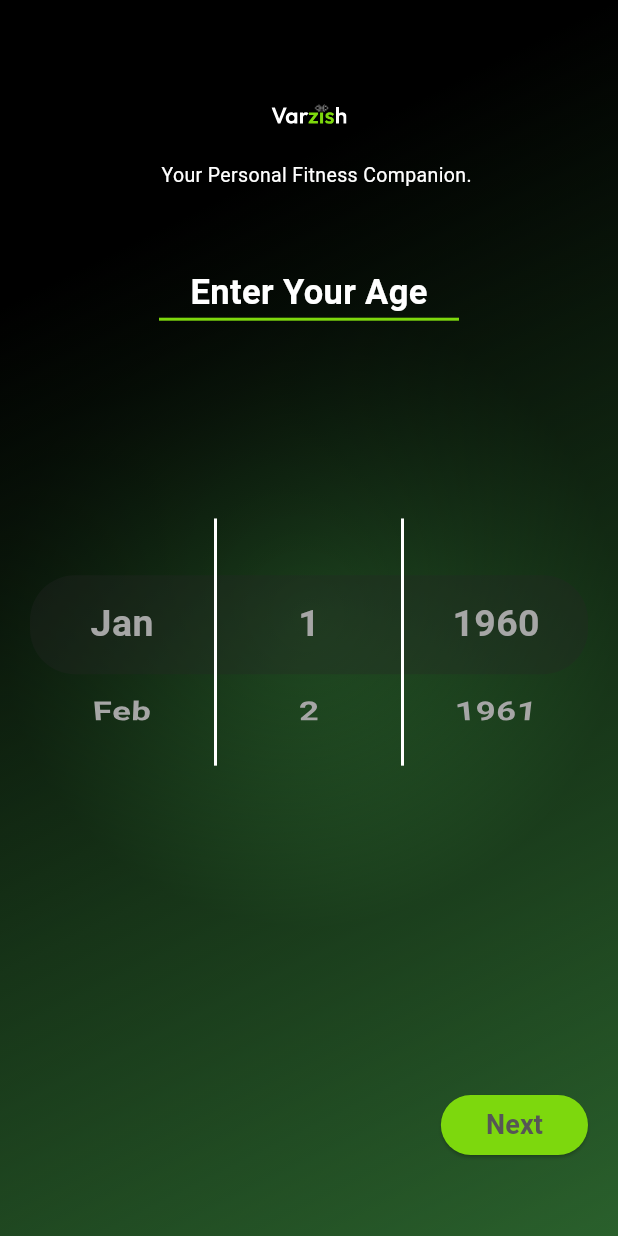
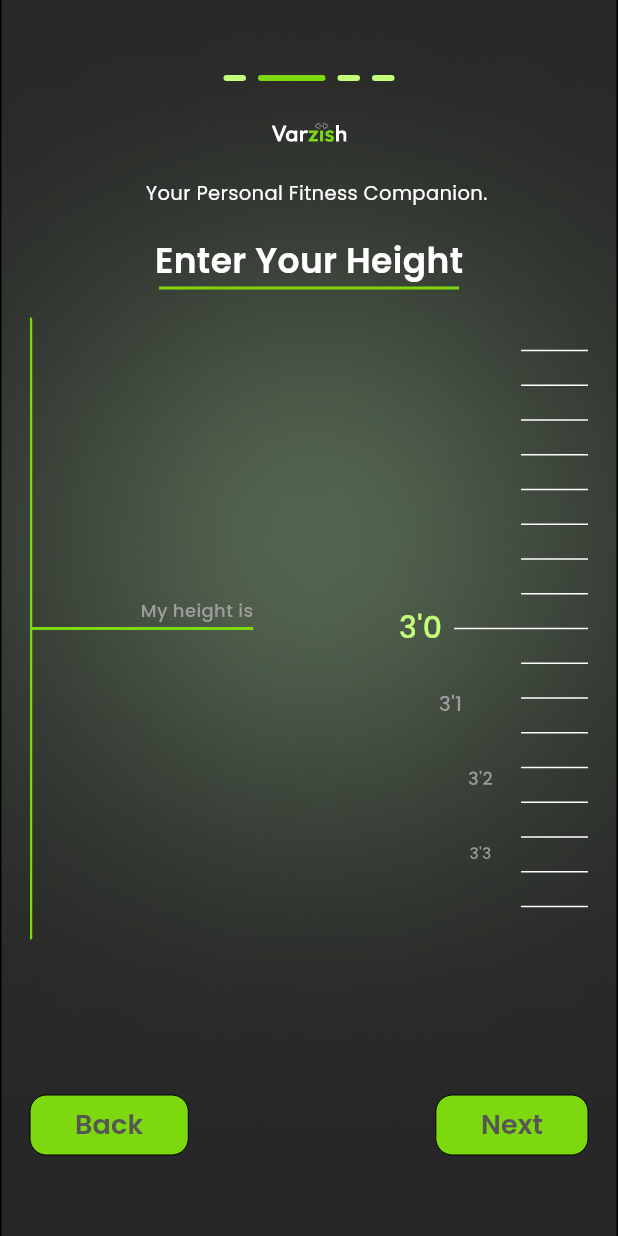
Before and after one commit to MuhammadKhizar89/Varzish-FitnessAPP, a Flutter app: the screen it shows after launch, after a tap on "Next", on a phone screen of 412 x 824 dp. Run offline on Flutter 3.47's test engine with Material 3 defaults, Android fonts, the light colour scheme and no system bars; drawn by our look-alikes of smooth_page_indicator; our stand-ins replace flutter_svg.

Commit message:
Onboarding Done

```diff
--- a/lib/main.dart
+++ b/lib/main.dart
@@ -1,16 +1,14 @@
 import 'package:flutter/material.dart';
 import 'package:varzish/screens/onboarding/onboarding.dart';
-
-var kColorScheme =
-    ColorScheme.fromSeed(seedColor: const Color.fromARGB(255, 0, 255, 13));
+import 'package:varzish/utils/screenConstraints.dart';
 
 void main() {
   runApp(
     MaterialApp(
-      theme: ThemeData().copyWith(
-        colorScheme: kColorScheme,
+      title: "Varzish",
+      theme: ThemeData(
+        fontFamily: 'Poppins', // Default font family
       ),
-      title: "Varzish",
       home: Scaffold(
         body: MyWidget(),
       ),
@@ -31,20 +29,12 @@ class _MyWidgetState extends State<MyWidget> {
     return Stack(
       children: [
         Container(
+          height: ScreenSize.height(context),
+          width: ScreenSize.height(context),
           decoration: const BoxDecoration(
-            gradient: LinearGradient(
-                begin: Alignment.topLeft,
-                end: Alignment.bottomRight,
-                colors: [Colors.black, Colors.green],
-                stops: [0.2, 1]),
-          ),
-        ),
-        Container(
-          decoration: const BoxDecoration(
-            gradient: RadialGradient(
-              center: Alignment.center,
-              radius: 0.5,
-              colors: [Colors.transparent, Colors.black45],
+            image: DecorationImage(
+              image: AssetImage("assets/_backgroundImage.png"),
+              fit: BoxFit.cover,
             ),
           ),
         ),
@@ -53,3 +43,21 @@ class _MyWidgetState extends State<MyWidget> {
     );
   }
 }
+// Container(
+        //   decoration: const BoxDecoration(
+        //     gradient: LinearGradient(
+        //         begin: Alignment.topLeft,
+        //         end: Alignment.bottomRight,
+        //         colors: [Colors.black, Colors.green],
+        //         stops: [0.20, 1]),
+        //   ),
+        // ),
+        // Container(
+        //   decoration: const BoxDecoration(
+        //     gradient: RadialGradient(
+        //       center: Alignment.center,
+        //       radius: 0.5,
+        //       colors: [Colors.transparent, Colors.black45],
+        //     ),
+        //   ),
+        // ),
--- a/lib/screens/onboarding/height_screen.dart
+++ b/lib/screens/onboarding/height_screen.dart
@@ -1,4 +1,5 @@
 import 'package:flutter/material.dart';
+import 'package:varzish/utils/AppColors.dart';
 import 'package:varzish/utils/screenConstraints.dart';
 import 'package:varzish/widgets/heading.dart';
 
@@ -111,7 +112,7 @@ class HeightWidget extends StatelessWidget {
                                       heights[index],
                                       style: TextStyle(
                                         color: index == controller.selectedItem
-                                            ? Color.fromARGB(255, 125, 216, 13)
+                                            ? AppColors.secondary
                                             : Colors.grey,
                                         fontSize:
                                             index == controller.selectedItem
@@ -171,14 +172,14 @@ class LinePainter extends CustomPainter {
   @override
   void paint(Canvas canvas, Size size) {
     final paint = Paint()
-      ..color = Color.fromARGB(255, 125, 216, 13) // Line color
-      ..strokeWidth = 1.0 // Line thickness
+      ..color = AppColors.primary // Line color
+      ..strokeWidth = 3.0 // Line thickness
       ..style = PaintingStyle.stroke
       ..strokeCap = StrokeCap.round;
 
     final p = Paint()
-      ..color = Color.fromARGB(255, 125, 216, 13) // Line color
-      ..strokeWidth = 1.0 // Line thickness
+      ..color = AppColors.primary // Line color
+      ..strokeWidth = 2.0 // Line thickness
       ..style = PaintingStyle.stroke;
 
     // Drawing a line from the top-left to the bottom-right corner
--- a/lib/screens/onboarding/onboarding.dart
+++ b/lib/screens/onboarding/onboarding.dart
@@ -4,7 +4,8 @@ import 'package:varzish/screens/onboarding/height_screen.dart';
 import 'package:varzish/screens/onboarding/plan_screen.dart';
 import 'package:flutter_svg/flutter_svg.dart';
 import 'package:varzish/screens/onboarding/weight_screen.dart';
-import 'package:varzish/utils/screenConstraints.dart';
+import 'package:smooth_page_indicator/smooth_page_indicator.dart';
+import 'package:varzish/utils/AppColors.dart';
 
 class Onboarding extends StatefulWidget {
   @override
@@ -14,14 +15,67 @@ class Onboarding extends StatefulWidget {
 }
 
 class _OnboardingState extends State<Onboarding> {
+  final PageController _pageController = PageController();
+  var pageIndex = 0;
+  @override
+  void dispose() {
+    _pageController.dispose();
+    super.dispose();
+  }
+
+  void _moveToNextPage() {
+    if (_pageController.hasClients) {
+      final nextPage = (_pageController.page?.toInt() ?? 0) + 1;
+      if (nextPage < 4) {
+        setState(() {
+          pageIndex = nextPage;
+        });
+        _pageController.animateToPage(
+          nextPage,
+          duration: const Duration(milliseconds: 600),
+          curve: Curves.easeInOut,
+        );
+      }
+    }
+  }
+
+  void _moveToPreviousPage() {
+    if (_pageController.hasClients) {
+      final prevPage = (_pageController.page?.toInt() ?? 1) - 1;
+      if (prevPage >= 0) {
+        setState(() {
+          pageIndex = prevPage;
+        });
+        _pageController.animateToPage(
+          prevPage,
+          duration: const Duration(milliseconds: 600),
+          curve: Curves.easeInOut,
+        );
+      }
+    }
+  }
+
   @override
   Widget build(BuildContext context) {
     return Container(
       padding: const EdgeInsets.symmetric(vertical: 50, horizontal: 20),
-      width: double.infinity,
       child: Column(
         mainAxisAlignment: MainAxisAlignment.spaceBetween,
         children: [
+          SmoothPageIndicator(
+            controller: _pageController,
+            count: 4,
+            effect: const ExpandingDotsEffect(
+              dotWidth: 15,
+              dotHeight: 4,
+              activeDotColor: AppColors.primary,
+              dotColor: AppColors.secondary,
+            ),
+            onDotClicked: (index) {},
+          ),
+          const SizedBox(
+            height: 8,
+          ),
           Center(
             child: Column(
               crossAxisAlignment: CrossAxisAlignment.center,
@@ -47,23 +101,55 @@ class _OnboardingState extends State<Onboarding> {
               ],
             ),
           ),
-          SizedBox(
-            // margin: const EdgeInsets.symmetric(vertical: 60),
-            // child: PlanScreen(),
-            // height: ScreenSize.height(context) * 0.60,
-            // child: WeightScreen(),
-            // child: HeightScreen(),
-            child: AgeScreen(),
+          Expanded(
+            child: Container(
+              margin: EdgeInsets.only(top: 20),
+              child: PageView(
+                controller: _pageController,
+                physics: const NeverScrollableScrollPhysics(), // Disable swipe
+                children: [
+                  const PlanScreen(),
+                  HeightScreen(),
+                  WeightScreen(),
+                  const AgeScreen(),
+                ],
+              ),
+            ),
           ),
-          Row(mainAxisAlignment: MainAxisAlignment.end, children: [
-            ElevatedButton(
-              onPressed: () {},
-              style: ElevatedButton.styleFrom(
-                  backgroundColor: const Color.fromARGB(255, 125, 216, 13),
-                  padding: const EdgeInsets.symmetric(horizontal: 30)),
-              child: const Text(
-                "Next",
-                style: TextStyle(
+          Row(mainAxisAlignment: MainAxisAlignment.spaceBetween, children: [
+            pageIndex == 0
+                ? SizedBox.shrink()
+                : OutlinedButton(
+                    onPressed: _moveToPreviousPage,
+                    style: OutlinedButton.styleFrom(
+                      backgroundColor: AppColors.primary,
+                      padding: const EdgeInsets.symmetric(horizontal: 30),
+                      side: const BorderSide(width: 0),
+                      shape: RoundedRectangleBorder(
+                        borderRadius: BorderRadius.circular(11),
+                      ),
+                    ),
+                    child: const Text(
+                      "Back",
+                      style: TextStyle(
+                          color: Color.fromARGB(255, 86, 86, 86),
+                          fontSize: 18,
+                          fontWeight: FontWeight.w600),
+                    ),
+                  ),
+            OutlinedButton(
+              onPressed: _moveToNextPage,
+              style: OutlinedButton.styleFrom(
+                backgroundColor: AppColors.primary,
+                side: const BorderSide(width: 0),
+                padding: const EdgeInsets.symmetric(horizontal: 30),
+                shape: RoundedRectangleBorder(
+                  borderRadius: BorderRadius.circular(11),
+                ),
+              ),
+              child: Text(
+                (pageIndex == 3) ? "Finish" : "Next",
+                style: const TextStyle(
                     color: Color.fromARGB(255, 86, 86, 86),
                     fontSize: 18,
                     fontWeight: FontWeight.w600),
--- a/lib/screens/onboarding/plan_screen.dart
+++ b/lib/screens/onboarding/plan_screen.dart
@@ -1,4 +1,5 @@
 import 'package:flutter/material.dart';
+import 'package:varzish/utils/AppColors.dart';
 import 'package:varzish/utils/screenConstraints.dart';
 
 class PlanScreen extends StatefulWidget {
@@ -84,9 +85,8 @@ class _CustomButtonState extends State<CustomButton> {
           widget.setButtonState(widget.title);
         },
         style: OutlinedButton.styleFrom(
-          backgroundColor: widget.isClicked
-              ? const Color.fromARGB(255, 125, 216, 13)
-              : Colors.transparent,
+          backgroundColor:
+              widget.isClicked ? AppColors.primary : Colors.transparent,
           side: const BorderSide(
               color: Color.fromARGB(158, 73, 121, 15), width: 2),
           shape: RoundedRectangleBorder(
@@ -96,8 +96,8 @@ class _CustomButtonState extends State<CustomButton> {
         child: Text(
           widget.title,
           textAlign: TextAlign.center,
-          style: TextStyle(
-            fontWeight: widget.isClicked ? FontWeight.w700 : FontWeight.w400,
+          style: const TextStyle(
+            fontWeight: FontWeight.w400,
             fontSize: 21,
             color: Color.fromARGB(255, 255, 255, 255),
           ),
--- a/lib/screens/onboarding/weight_screen.dart
+++ b/lib/screens/onboarding/weight_screen.dart
@@ -1,4 +1,5 @@
 import 'package:flutter/material.dart';
+import 'package:varzish/utils/AppColors.dart';
 import 'package:varzish/utils/screenConstraints.dart';
 import 'package:varzish/widgets/heading.dart';
 
@@ -107,8 +108,7 @@ class _WeightScreenState extends State<WeightScreen> {
                                               style: TextStyle(
                                                 color: index ==
                                                         _controller.selectedItem
-                                                    ? Color.fromARGB(
-                                                        255, 125, 216, 13)
+                                                    ? AppColors.secondary
                                                     : Colors.grey,
                                                 fontSize: index ==
                                                         _controller.selectedItem
@@ -144,14 +144,14 @@ class LinePainter extends CustomPainter {
   @override
   void paint(Canvas canvas, Size size) {
     final paint = Paint()
-      ..color = Color.fromARGB(255, 125, 216, 13) // Line color
-      ..strokeWidth = 1.0 // Line thickness
+      ..color = AppColors.primary // Line color
+      ..strokeWidth = 2.0 // Line thickness
       ..style = PaintingStyle.stroke
       ..strokeCap = StrokeCap.round;
 
     final p = Paint()
-      ..color = Color.fromARGB(255, 125, 216, 13) // Line color
-      ..strokeWidth = 1.0 // Line thickness
+      ..color = AppColors.primary // Line color
+      ..strokeWidth = 2.0 // Line thickness
       ..style = PaintingStyle.stroke;
     canvas.drawLine(
       Offset(0, 0), // Starting point (x, y)
@@ -160,7 +160,7 @@ class LinePainter extends CustomPainter {
     );
     canvas.drawLine(
       Offset(size.width / 2, 0), // Starting point (x, y)
-      Offset(size.width / 2, size.height - 30), // Ending point (x, y)
+      Offset(size.width / 2, size.height - 20), // Ending point (x, y)
       p,
     );
   }
--- /dev/null
+++ b/lib/utils/AppColors.dart
@@ -0,0 +1,7 @@
+import 'package:flutter/material.dart';
+
+// Define global colors
+class AppColors {
+  static const Color primary = Color.fromARGB(255, 125, 216, 13);
+  static const Color secondary = Color.fromARGB(255, 195, 255, 120);
+}
--- a/lib/widgets/CustomPicker.dart
+++ b/lib/widgets/CustomPicker.dart
@@ -1,4 +1,5 @@
 import 'package:flutter/material.dart';
+import 'package:varzish/utils/AppColors.dart';
 
 class CustomPicker extends StatefulWidget {
   CustomPicker({required this.data});
@@ -11,6 +12,14 @@ class CustomPicker extends StatefulWidget {
 
 class _CustomPickerState extends State<CustomPicker> {
   var selectedValue;
+  @override
+  void initState() {
+    setState(() {
+      selectedValue = 0;
+    });
+    super.initState();
+  }
+
   @override
   Widget build(BuildContext context) {
     return Expanded(
@@ -31,7 +40,7 @@ class _CustomPickerState extends State<CustomPicker> {
               "${widget.data[index]}",
               style: TextStyle(
                   color: selectedValue == index
-                      ? Color.fromARGB(255, 195, 255, 120)
+                      ? AppColors.secondary
                       : Color.fromARGB(255, 166, 166, 166),
                   fontSize: 25,
                   fontWeight: FontWeight.w600),
--- a/lib/widgets/heading.dart
+++ b/lib/widgets/heading.dart
@@ -1,4 +1,5 @@
 import 'package:flutter/material.dart';
+import 'package:varzish/utils/AppColors.dart';
 
 class Heading extends StatelessWidget {
   const Heading({super.key, required this.text});
@@ -18,7 +19,7 @@ class Heading extends StatelessWidget {
         Container(
           height: 2,
           width: 200,
-          color: const Color.fromARGB(255, 125, 216, 13),
+          color: AppColors.primary,
         ),
       ],
     );
```
Also changed, not shown: pubspec.yaml (+17 -0 lines), assets/_backgroundImage.png (added), assets/fonts/Poppins-Bold.ttf (added), assets/fonts/Poppins-Light.ttf (added), assets/fonts/Poppins-Medium.ttf (added), assets/fonts/Poppins-Regular.ttf (added), assets/fonts/Poppins-SemiBold.ttf (added), assets/svg/_backgroundSVG.svg (added), pubspec.lock.
